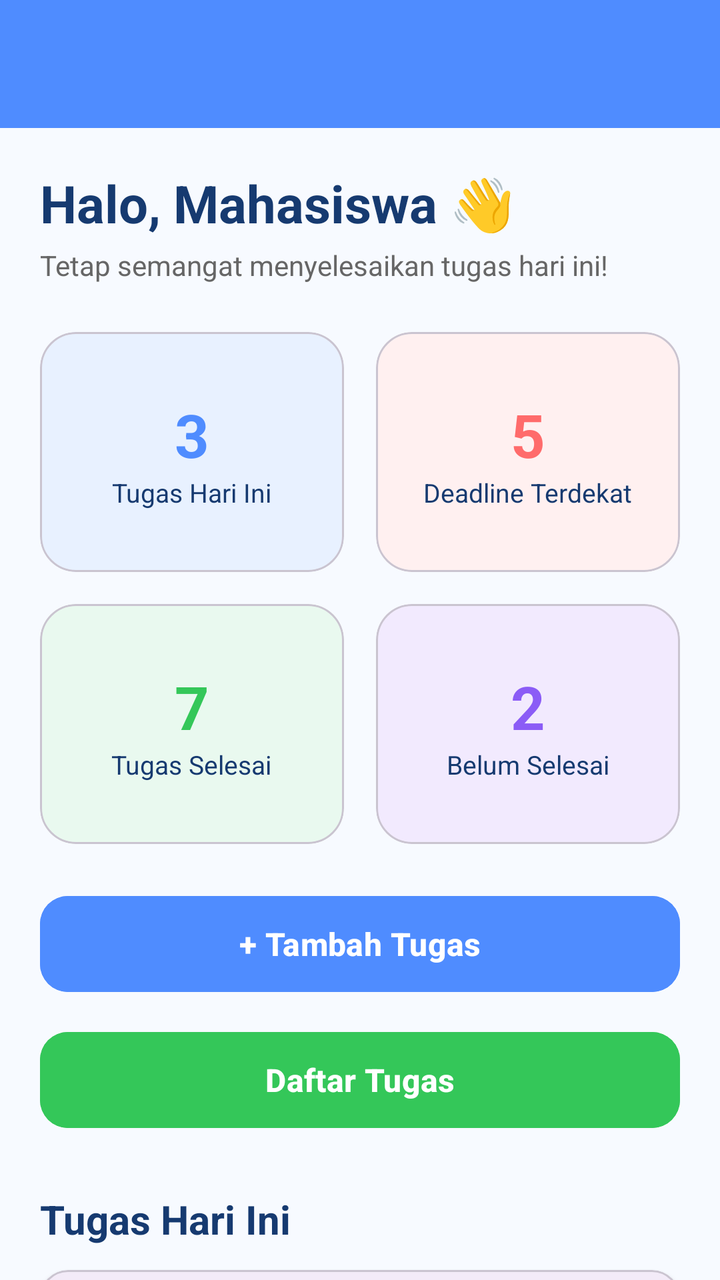
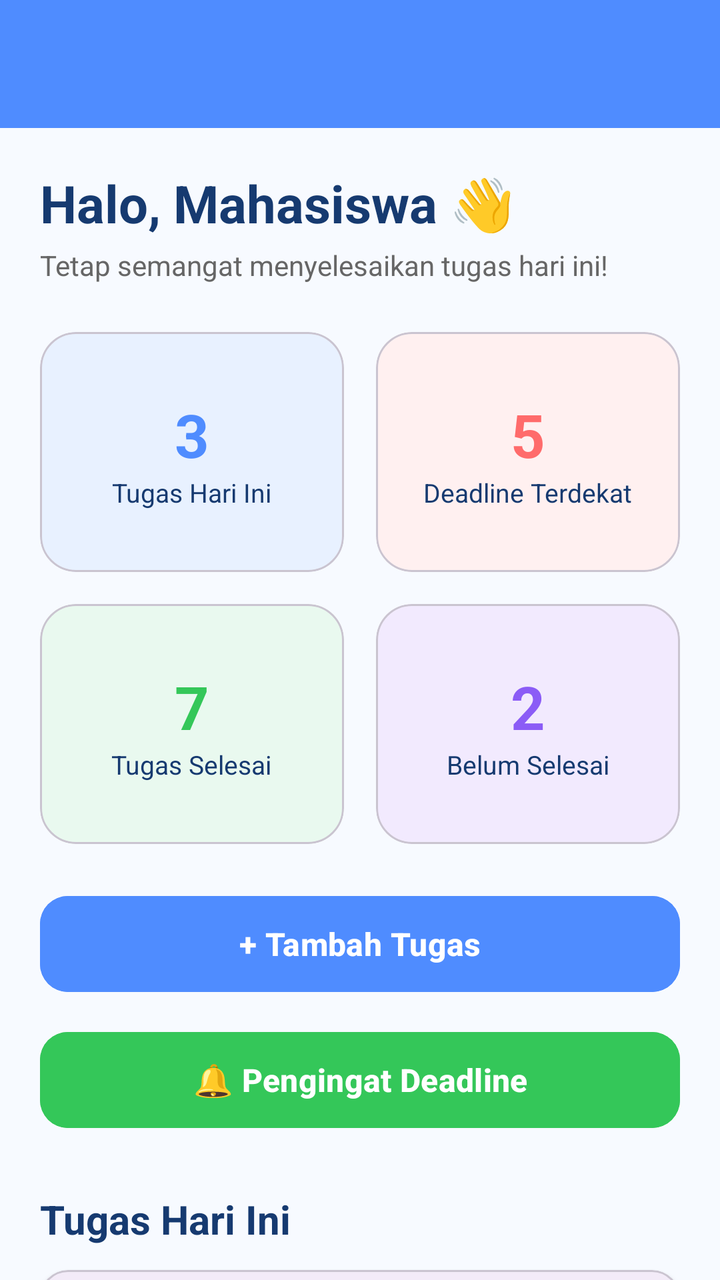

The first picture is an Android layout as it rendered before a commit; the second is the same layout after the commit. The layout source and the unified diff follow.
<!-- AndroidManifest.xml: application theme Theme.StudyMate -->
<!-- res/layout/activity_dashboard.xml -->
<?xml version="1.0" encoding="utf-8"?>
<androidx.coordinatorlayout.widget.CoordinatorLayout
    xmlns:android="http://schemas.android.com/apk/res/android"
    xmlns:app="http://schemas.android.com/apk/res-auto"
    xmlns:tools="http://schemas.android.com/tools"
    android:id="@+id/main"
    android:layout_width="match_parent"
    android:layout_height="match_parent"
    android:background="@color/studymate_background"
    tools:context=".DashboardActivity">

    <com.google.android.material.appbar.AppBarLayout
        android:id="@+id/appBar"
        android:layout_width="match_parent"
        android:layout_height="wrap_content">

        <androidx.appcompat.widget.Toolbar
            android:id="@+id/toolbar"
            android:layout_width="match_parent"
            android:layout_height="?attr/actionBarSize"
            android:background="@color/studymate_primary"
            app:titleTextColor="@android:color/white" />

    </com.google.android.material.appbar.AppBarLayout>

    <androidx.core.widget.NestedScrollView
        android:layout_width="match_parent"
        android:layout_height="match_parent"
        app:layout_behavior="@string/appbar_scrolling_view_behavior">

        <LinearLayout
            android:layout_width="match_parent"
            android:layout_height="wrap_content"
            android:orientation="vertical"
            android:padding="20dp">

            <TextView
                android:id="@+id/tvGreeting"
                android:layout_width="match_parent"
                android:layout_height="wrap_content"
                android:text="Halo, Mahasiswa 👋"
                android:textColor="@color/studymate_navy"
                android:textSize="26sp"
                android:textStyle="bold" />

            <TextView
                android:layout_width="match_parent"
                android:layout_height="wrap_content"
                android:layout_marginTop="4dp"
                android:text="Tetap semangat menyelesaikan tugas hari ini!"
                android:textColor="#666666"
                android:textSize="14sp" />

            <LinearLayout
                android:layout_width="match_parent"
                android:layout_height="wrap_content"
                android:layout_marginTop="24dp"
                android:orientation="horizontal"
                android:weightSum="2">

                <com.google.android.material.card.MaterialCardView
                    android:layout_width="0dp"
                    android:layout_height="120dp"
                    android:layout_marginEnd="8dp"
                    android:layout_weight="1"
                    app:cardBackgroundColor="#E8F1FF"
                    app:cardCornerRadius="18dp"
                    app:cardElevation="0dp">

                    <LinearLayout
                        android:layout_width="match_parent"
                        android:layout_height="match_parent"
                        android:gravity="center"
                        android:orientation="vertical">

                        <TextView
                            android:layout_width="wrap_content"
                            android:layout_height="wrap_content"
                            android:text="3"
                            android:textColor="@color/studymate_primary"
                            android:textSize="30sp"
                            android:textStyle="bold" />

                        <TextView
                            android:layout_width="wrap_content"
                            android:layout_height="wrap_content"
                            android:text="Tugas Hari Ini"
                            android:textColor="@color/studymate_navy"
                            android:textSize="13sp" />

                    </LinearLayout>

                </com.google.android.material.card.MaterialCardView>

                <com.google.android.material.card.MaterialCardView
                    android:layout_width="0dp"
                    android:layout_height="120dp"
                    android:layout_marginStart="8dp"
                    android:layout_weight="1"
                    app:cardBackgroundColor="#FFF0F0"
                    app:cardCornerRadius="18dp"
                    app:cardElevation="0dp">

                    <LinearLayout
                        android:layout_width="match_parent"
                        android:layout_height="match_parent"
                        android:gravity="center"
                        android:orientation="vertical">

                        <TextView
                            android:layout_width="wrap_content"
                            android:layout_height="wrap_content"
                            android:text="5"
                            android:textColor="@color/studymate_error"
                            android:textSize="30sp"
                            android:textStyle="bold" />

                        <TextView
                            android:layout_width="wrap_content"
                            android:layout_height="wrap_content"
                            android:text="Deadline Terdekat"
                            android:textColor="@color/studymate_navy"
                            android:textSize="13sp" />

                    </LinearLayout>

                </com.google.android.material.card.MaterialCardView>

            </LinearLayout>

            <LinearLayout
                android:layout_width="match_parent"
                android:layout_height="wrap_content"
                android:layout_marginTop="16dp"
                android:orientation="horizontal"
                android:weightSum="2">

                <com.google.android.material.card.MaterialCardView
                    android:layout_width="0dp"
                    android:layout_height="120dp"
                    android:layout_marginEnd="8dp"
                    android:layout_weight="1"
                    app:cardBackgroundColor="#E9F9EF"
                    app:cardCornerRadius="18dp"
                    app:cardElevation="0dp">

                    <LinearLayout
                        android:layout_width="match_parent"
                        android:layout_height="match_parent"
                        android:gravity="center"
                        android:orientation="vertical">

                        <TextView
                            android:layout_width="wrap_content"
                            android:layout_height="wrap_content"
                            android:text="7"
                            android:textColor="@color/studymate_success"
                            android:textSize="30sp"
                            android:textStyle="bold" />

                        <TextView
                            android:layout_width="wrap_content"
                            android:layout_height="wrap_content"
                            android:text="Tugas Selesai"
                            android:textColor="@color/studymate_navy"
                            android:textSize="13sp" />

                    </LinearLayout>

                </com.google.android.material.card.MaterialCardView>

                <com.google.android.material.card.MaterialCardView
                    android:layout_width="0dp"
                    android:layout_height="120dp"
                    android:layout_marginStart="8dp"
                    android:layout_weight="1"
                    app:cardBackgroundColor="#F2EAFE"
                    app:cardCornerRadius="18dp"
                    app:cardElevation="0dp">

                    <LinearLayout
                        android:layout_width="match_parent"
                        android:layout_height="match_parent"
                        android:gravity="center"
                        android:orientation="vertical">

                        <TextView
                            android:layout_width="wrap_content"
                            android:layout_height="wrap_content"
                            android:text="2"
                            android:textColor="#8B5CF6"
                            android:textSize="30sp"
                            android:textStyle="bold" />

                        <TextView
                            android:layout_width="wrap_content"
                            android:layout_height="wrap_content"
                            android:text="Belum Selesai"
                            android:textColor="@color/studymate_navy"
                            android:textSize="13sp" />

                    </LinearLayout>

                </com.google.android.material.card.MaterialCardView>

            </LinearLayout>

            <Button
                android:id="@+id/btnTambahTugas"
                android:layout_width="match_parent"
                android:layout_height="56dp"
                android:layout_marginTop="22dp"
                android:backgroundTint="@color/studymate_primary"
                android:text="+ Tambah Tugas"
                android:textAllCaps="false"
                android:textColor="@android:color/white"
                android:textSize="16sp"
                android:textStyle="bold"
                app:cornerRadius="14dp" />

            <Button
                android:id="@+id/btnDaftarTugas"
                android:layout_width="match_parent"
                android:layout_height="56dp"
                android:layout_marginTop="12dp"
                android:backgroundTint="@color/studymate_success"
                android:text="Daftar Tugas"
                android:textAllCaps="false"
                android:textColor="@android:color/white"
                android:textSize="16sp"
                android:textStyle="bold"
                app:cornerRadius="14dp" />

            <TextView
                android:layout_width="match_parent"
                android:layout_height="wrap_content"
                android:layout_marginTop="28dp"
                android:text="Tugas Hari Ini"
                android:textColor="@color/studymate_navy"
                android:textSize="20sp"
                android:textStyle="bold" />

            <com.google.android.material.card.MaterialCardView
                android:layout_width="match_parent"
                android:layout_height="wrap_content"
                android:layout_marginTop="12dp"
                app:cardCornerRadius="14dp"
                app:cardElevation="2dp">

                <LinearLayout
                    android:layout_width="match_parent"
                    android:layout_height="wrap_content"
                    android:orientation="vertical"
                    android:padding="16dp">

                    <TextView
                        android:layout_width="match_parent"
                        android:layout_height="wrap_content"
                        android:text="Tugas Praktikum Mobile"
                        android:textColor="@color/studymate_navy"
                        android:textSize="16sp"
                        android:textStyle="bold" />

                    <TextView
                        android:layout_width="match_parent"
                        android:layout_height="wrap_content"
                        android:layout_marginTop="4dp"
                        android:text="Pemrograman Mobile"
                        android:textColor="#777777"
                        android:textSize="13sp" />

                </LinearLayout>

            </com.google.android.material.card.MaterialCardView>

            <com.google.android.material.card.MaterialCardView
                android:layout_width="match_parent"
                android:layout_height="wrap_content"
                android:layout_marginTop="10dp"
                app:cardCornerRadius="14dp"
                app:cardElevation="2dp">

                <LinearLayout
                    android:layout_width="match_parent"
                    android:layout_height="wrap_content"
                    android:orientation="vertical"
                    android:padding="16dp">

                    <TextView
                        android:layout_width="match_parent"
                        android:layout_height="wrap_content"
                        android:text="Analisis Data"
                        android:textColor="@color/studymate_navy"
                        android:textSize="16sp"
                        android:textStyle="bold" />

                    <TextView
                        android:layout_width="match_parent"
                        android:layout_height="wrap_content"
                        android:layout_marginTop="4dp"
                        android:text="Big Data"
                        android:textColor="#777777"
                        android:textSize="13sp" />

                </LinearLayout>

            </com.google.android.material.card.MaterialCardView>

            <com.google.android.material.card.MaterialCardView
                android:layout_width="match_parent"
                android:layout_height="wrap_content"
                android:layout_marginTop="10dp"
                android:layout_marginBottom="30dp"
                app:cardCornerRadius="14dp"
                app:cardElevation="2dp">

                <LinearLayout
                    android:layout_width="match_parent"
                    android:layout_height="wrap_content"
                    android:orientation="vertical"
                    android:padding="16dp">

                    <TextView
                        android:layout_width="match_parent"
                        android:layout_height="wrap_content"
                        android:text="Latihan Soal"
                        android:textColor="@color/studymate_navy"
                        android:textSize="16sp"
                        android:textStyle="bold" />

                    <TextView
                        android:layout_width="match_parent"
                        android:layout_height="wrap_content"
                        android:layout_marginTop="4dp"
                        android:text="Statistika"
                        android:textColor="#777777"
                        android:textSize="13sp" />

                </LinearLayout>

            </com.google.android.material.card.MaterialCardView>

        </LinearLayout>

    </androidx.core.widget.NestedScrollView>

</androidx.coordinatorlayout.widget.CoordinatorLayout>
<!-- resources referenced by this layout -->
<resources>
  <color name="studymate_background">#F7FAFF</color>
  <color name="studymate_error">#FF6B6B</color>
  <color name="studymate_navy">#163A70</color>
  <color name="studymate_primary">#4F8CFF</color>
  <color name="studymate_success">#34C759</color>
  <style name="Theme.StudyMate" parent="Base.Theme.StudyMate" />
  <style name="Base.Theme.StudyMate" parent="Theme.Material3.DayNight.NoActionBar">
          
          
      </style>
</resources>

<!-- the commit's change to res/layout/activity_dashboard.xml (unified diff, before → after) -->
@@ -219,12 +219,12 @@
                 app:cornerRadius="14dp" />
 
             <Button
-                android:id="@+id/btnDaftarTugas"
+                android:id="@+id/btnPengingatDeadline"
                 android:layout_width="match_parent"
                 android:layout_height="56dp"
                 android:layout_marginTop="12dp"
                 android:backgroundTint="@color/studymate_success"
-                android:text="Daftar Tugas"
+                android:text="🔔 Pengingat Deadline"
                 android:textAllCaps="false"
                 android:textColor="@android:color/white"
                 android:textSize="16sp"
